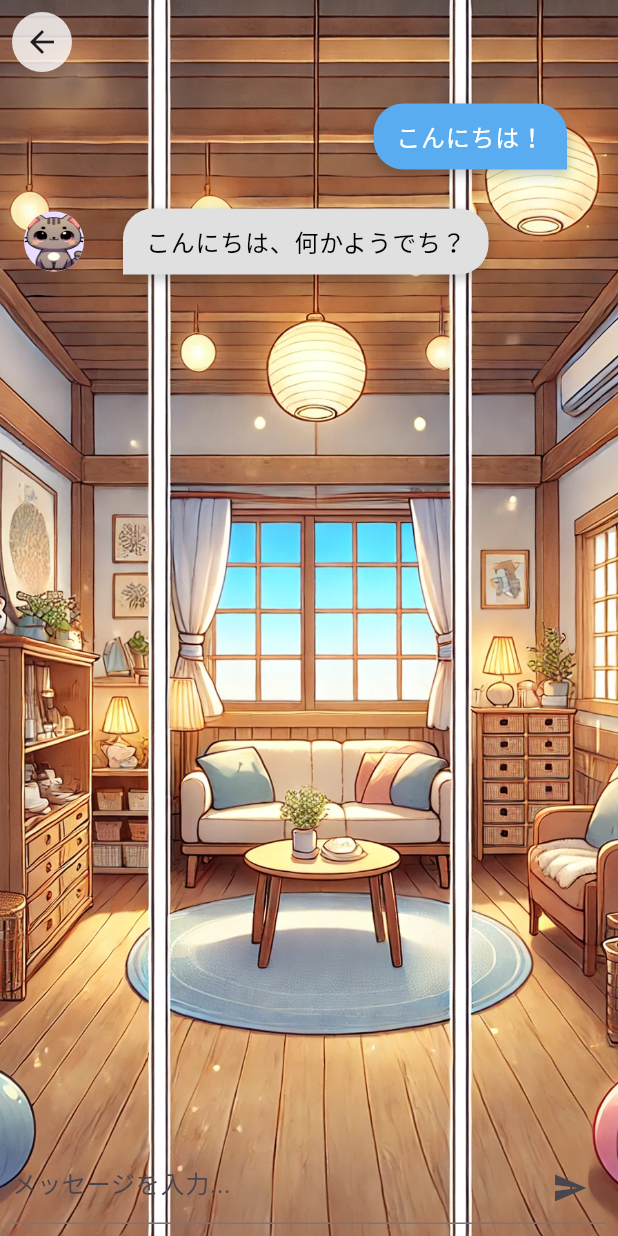
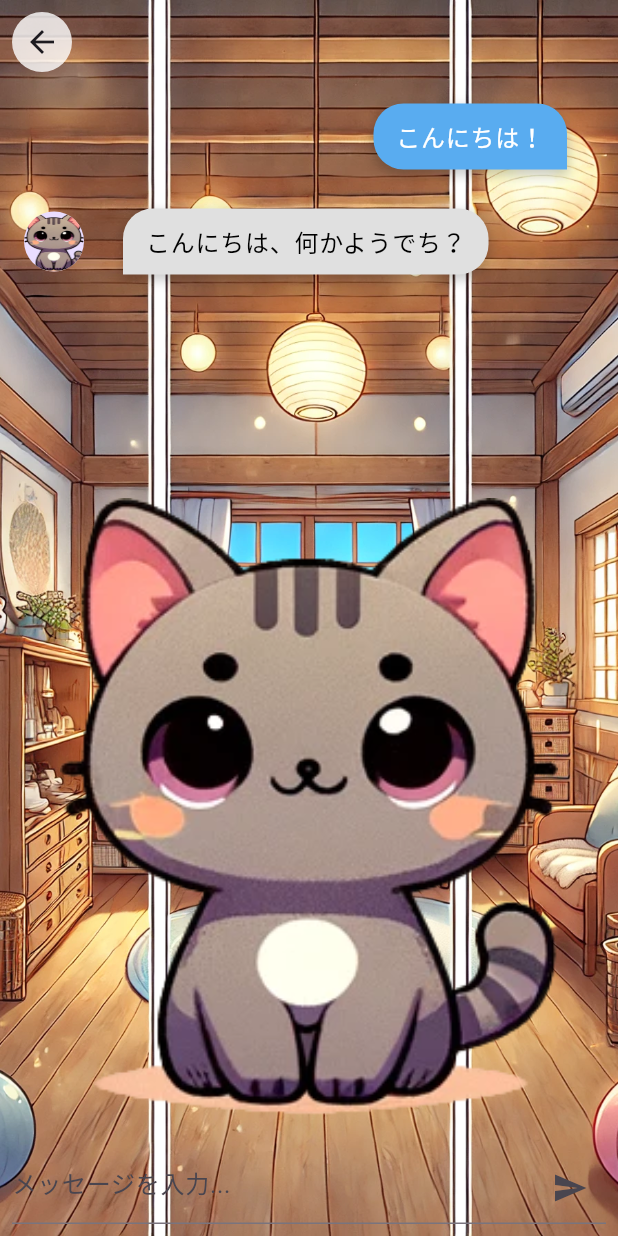
Before and after one commit to reiji012/catchat, a Flutter app: the ChatPage screen opened by its route, on a phone screen of 412 x 824 dp. Run offline on Flutter 3.47's test engine with Material 3 defaults, Android fonts, the phone set to English and light mode, and no system bars; our stand-ins replace cloud_firestore, dio, firebase_core, flutter_dotenv, flutter_riverpod, flutter_staggered_animations and 4 more; accounts and stored records are empty.

Commit message:
もっとリッチに

```diff
--- a/catchat/lib/front/pages/chat_page/chat_page.dart
+++ b/catchat/lib/front/pages/chat_page/chat_page.dart
@@ -47,7 +47,27 @@ class ChatPage extends ConsumerWidget {
           image: AssetImage("assets/images/background/backgroud.png"),
         ),
       ),
-      child: Scaffold(
+      child: Stack(
+        children: [
+          Column(
+            verticalDirection: VerticalDirection.up,
+            children: [
+              Container(),
+              Container(
+                height: MediaQuery.of(context).size.height * 0.5,
+                margin: EdgeInsets.only(bottom: 80.0),
+                decoration: const BoxDecoration(
+                  image: DecorationImage(
+                    fit: BoxFit.fitHeight,
+                    image: AssetImage(
+                      "assets/images/cats/cat2.png",
+                    ),
+                  ),
+                ),
+              ),
+            ],
+          ),
+          Scaffold(
             backgroundColor: Colors.transparent,
             appBar: AppBar(
               backgroundColor: Colors.transparent,
@@ -68,7 +88,28 @@ class ChatPage extends ConsumerWidget {
             ),
             body: isLoading
                 ? loading()
-            : Column(
+                : Stack(
+                    alignment: Alignment.bottomCenter,
+                    children: [
+                      // Column(
+                      //   verticalDirection: VerticalDirection.up,
+                      //   children: [
+                      //     Container(),
+                      //     Container(
+                      //       height: MediaQuery.of(context).size.height * 0.5,
+                      //       margin: EdgeInsets.only(bottom: 80.0),
+                      //       decoration: const BoxDecoration(
+                      //         image: DecorationImage(
+                      //           fit: BoxFit.fitHeight,
+                      //           image: AssetImage(
+                      //             "assets/images/cats/cat2.png",
+                      //           ),
+                      //         ),
+                      //       ),
+                      //     ),
+                      //   ],
+                      // ),
+                      Column(
                         children: <Widget>[
                           Expanded(
                             child: ListView.builder(
@@ -76,7 +117,8 @@ class ChatPage extends ConsumerWidget {
                               itemCount: messages.length,
                               itemBuilder: (context, index) {
                                 final message = messages[index];
-                        return buildMessageTile(message); // メッセージタイルを構築するメソッド
+                                return buildMessageTile(
+                                    message); // メッセージタイルを構築するメソッド
                               },
                             ),
                           ),
@@ -91,15 +133,18 @@ class ChatPage extends ConsumerWidget {
                                   icon: Icon(Icons.send),
                                   onPressed: () {
                                     ref
-                                .read(messageListStateNotifierProvider.notifier)
-                                .sendMessage(_textEditingController.text);
+                                        .read(messageListStateNotifierProvider
+                                            .notifier)
+                                        .sendMessage(
+                                            _textEditingController.text);
                                     _textEditingController.clear();
                                     // きーぼーどを閉じる
                                     FocusScope.of(context).unfocus();
 
                                     // アニメーション付きでスクロールの最下部に移動
                                     _scrollController.animateTo(
-                              _scrollController.position.maxScrollExtent,
+                                      _scrollController
+                                          .position.maxScrollExtent,
                                       duration: Duration(milliseconds: 300),
                                       curve: Curves.easeOut,
                                     );
@@ -110,6 +155,10 @@ class ChatPage extends ConsumerWidget {
                           ),
                         ],
                       ),
+                    ],
+                  ),
+          ),
+        ],
       ),
     );
   }
```
Lines whose indentation alone changed are shown as unchanged.
